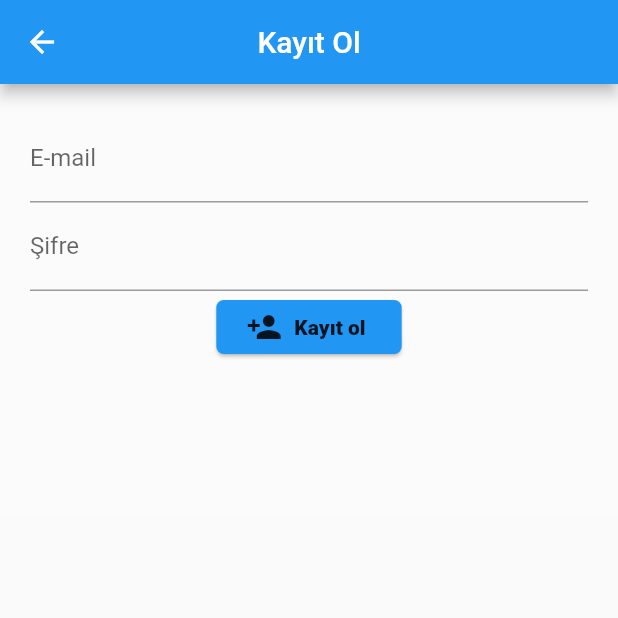
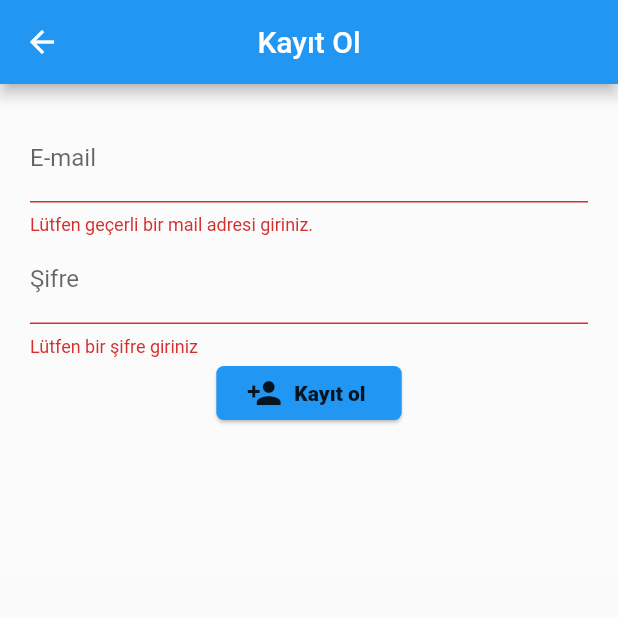
Before and after one commit to nafidurmus/flutter-turkish-news, a Flutter app: the RegisterPage screen opened directly, after a tap on "Kayıt ol", on a phone screen of 412 x 824 dp, the top half of it. Run offline on Flutter 3.47's test engine with Material 2 defaults, Android fonts, the phone set to English and light mode, and no system bars.

Commit message:
Added validation for register page

```diff
--- a/lib/views/register_page.dart
+++ b/lib/views/register_page.dart
@@ -22,25 +22,46 @@ class _RegisterStatePage extends State<RegisterPage> {
       body: Column(
         children: [
           Container(
-            height: screenSize.height * 0.35,
+            height: screenSize.height * 0.40,
             color: Colors.white10,
             padding: EdgeInsets.all(20.0),
             child: Form(
-              key: this._formKey,
+              key: _formKey,
               child: Column(
                 children: [
                   TextFormField(
                     keyboardType: TextInputType.emailAddress,
                     decoration: InputDecoration(labelText: 'E-mail'),
+                    validator: (value) {
+                      if (value.isEmpty) {
+                        return 'Lütfen geçerli bir mail adresi giriniz.';
+                      }
+                      return null;
+                    },
                   ),
                   TextFormField(
                     obscureText: true,
                     decoration: InputDecoration(labelText: 'Şifre'),
+                    validator: (value) {
+                      if (value.isEmpty) {
+                        return 'Lütfen bir şifre giriniz';
+                      }
+                      if (value.length < 6) {
+                        return 'Şifreniz 6 karakter uzunluğunda olmalı';
+                      }
+                      return null;
+                    },
                   ),
                   SizedBox(
                     width: screenSize.width * 0.30,
                     child: RaisedButton.icon(
-                      onPressed: () {},
+                      onPressed: () {
+                        if (_formKey.currentState.validate()) {
+                          // If the form is valid, display a Snackbar.
+                          Scaffold.of(context).showSnackBar(
+                              SnackBar(content: Text('Processing Data')));
+                        }
+                      },
                       elevation: 1.0,
                       shape: new RoundedRectangleBorder(
                         borderRadius: new BorderRadius.circular(5.0),
```
